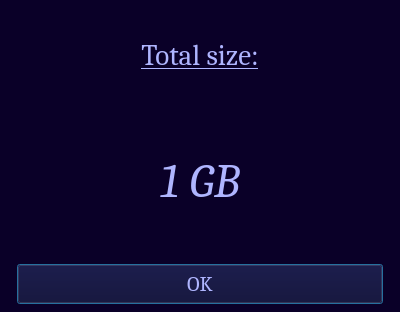
WhoIAm-Benjamin/Summ_files, file GUI/design_sizer.ui: the form before one commit.
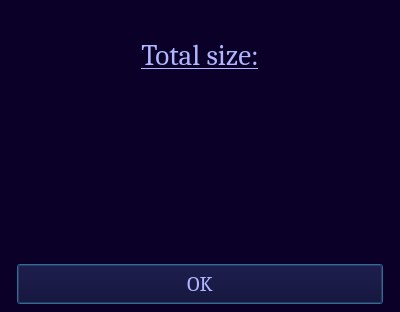
The form after the commit.

```diff
--- a/GUI/design_sizer.ui
+++ b/GUI/design_sizer.ui
@@ -72,7 +72,7 @@
     <number>4</number>
    </property>
    <property name="text">
-    <string>1 GB</string>
+    <string/>
    </property>
    <property name="alignment">
     <set>Qt::AlignCenter</set>
```
